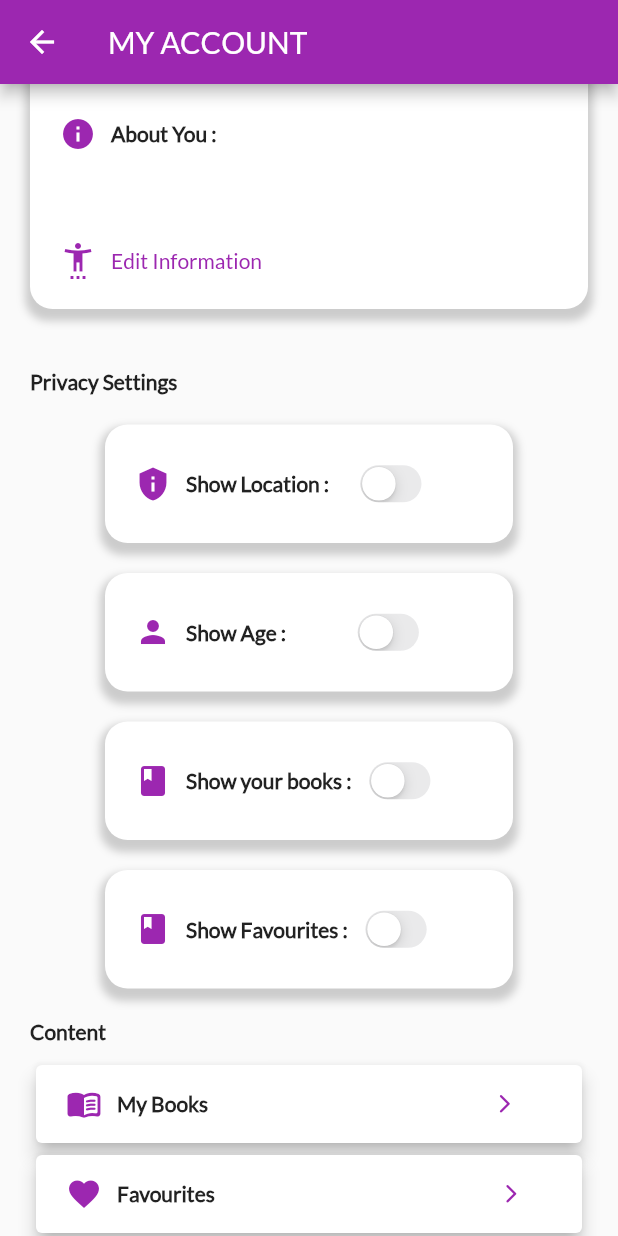
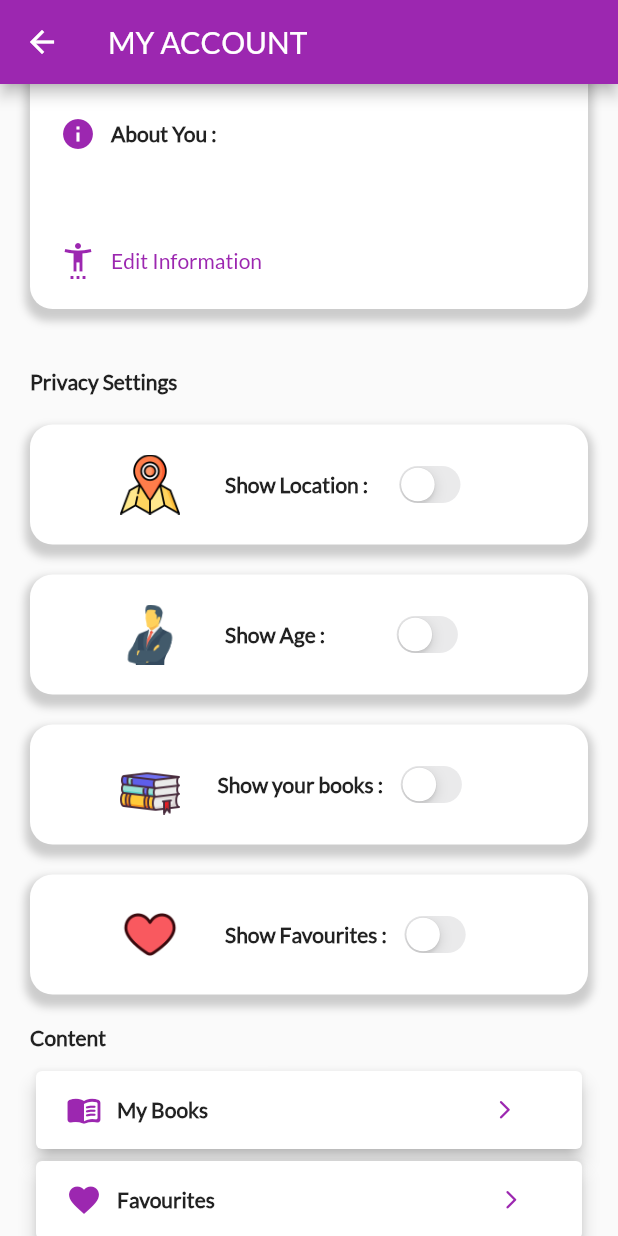
Before and after one commit to KeemoKimo/library_app, a Flutter app: the MyAccountPage screen opened directly, scrolled down 576 dp, on a phone screen of 412 x 824 dp. Run offline on Flutter 3.47's test engine with Material 2 defaults, Android fonts, the phone set to English and light mode, and no system bars; our stand-ins replace animated_text_kit, cloud_firestore, country_picker, file_picker, firebase_auth, firebase_core and 2 more; accounts and stored records are empty; network calls fail.

Commit message:
Revamped My Profile page
The profile page now gets a new privacy feel, with larger containers and better icons.

```diff
--- a/lib/myAccount.dart
+++ b/lib/myAccount.dart
@@ -687,6 +687,7 @@ class _MyAccountPageState extends State<MyAccountPage> {
                                         child: Container(
                                           padding: EdgeInsets.all(20),
                                           child: Column(
+                                            mainAxisSize: MainAxisSize.min,
                                             children: [
                                               Align(
                                                 alignment: Alignment.centerLeft,
@@ -874,11 +875,28 @@ class _MyAccountPageState extends State<MyAccountPage> {
                                                       ),
                                                     );
                                                   },
-                                                  child: Text(
-                                                    "CONFIRM CHANGE",
-                                                    style: TextStyle(
-                                                        color: Colors.white,
-                                                        fontSize: 15),
+                                                  child: Row(
+                                                    children: [
+                                                      Container(
+                                                        margin: EdgeInsets.only(
+                                                            left: 70,
+                                                            right: 20),
+                                                        child: Text(
+                                                          "CHANGE",
+                                                          style: TextStyle(
+                                                              fontWeight:
+                                                                  FontWeight
+                                                                      .bold,
+                                                              color:
+                                                                  Colors.white,
+                                                              fontSize: 15),
+                                                        ),
+                                                      ),
+                                                      Image(
+                                                        image: AssetImage(
+                                                            'assets/images/confirm.png'),
+                                                      ),
+                                                    ],
                                                   ),
                                                 ),
                                               ),
@@ -937,7 +955,7 @@ class _MyAccountPageState extends State<MyAccountPage> {
                         width: double.infinity,
                         padding: EdgeInsets.all(20),
                         margin: EdgeInsets.only(
-                            left: 70, right: 70, bottom: 20, top: 20),
+                            left: 20, right: 20, bottom: 20, top: 20),
                         decoration: BoxDecoration(
                           color: Colors.white,
                           borderRadius: BorderRadius.circular(15),
@@ -956,12 +974,20 @@ class _MyAccountPageState extends State<MyAccountPage> {
                           children: [
                             Row(
                               children: [
-                                Icon(
-                                  Icons.privacy_tip,
-                                  color: Colors.purple,
+                                Container(
+                                  margin: EdgeInsets.only(left: 40),
+                                  width: 40,
+                                  height: 40,
+                                  decoration: BoxDecoration(
+                                    image: DecorationImage(
+                                      fit: BoxFit.cover,
+                                      image: AssetImage(
+                                          'assets/images/location.png'),
+                                    ),
+                                  ),
                                 ),
                                 Container(
-                                  margin: EdgeInsets.only(left: 10),
+                                  margin: EdgeInsets.only(left: 30),
                                   child: Text(
                                     'Show Location : ',
                                     style:
@@ -1005,7 +1031,7 @@ class _MyAccountPageState extends State<MyAccountPage> {
                         width: double.infinity,
                         padding: EdgeInsets.all(20),
                         margin:
-                            EdgeInsets.only(left: 70, right: 70, bottom: 20),
+                            EdgeInsets.only(left: 20, right: 20, bottom: 20),
                         decoration: BoxDecoration(
                           color: Colors.white,
                           borderRadius: BorderRadius.circular(15),
@@ -1024,12 +1050,20 @@ class _MyAccountPageState extends State<MyAccountPage> {
                           children: [
                             Row(
                               children: [
-                                Icon(
-                                  Icons.person,
-                                  color: Colors.purple,
+                                Container(
+                                  margin: EdgeInsets.only(left: 40),
+                                  width: 40,
+                                  height: 40,
+                                  decoration: BoxDecoration(
+                                    image: DecorationImage(
+                                      fit: BoxFit.cover,
+                                      image:
+                                          AssetImage('assets/images/age.png'),
+                                    ),
+                                  ),
                                 ),
                                 Container(
-                                  margin: EdgeInsets.only(left: 10),
+                                  margin: EdgeInsets.only(left: 30),
                                   child: Text(
                                     'Show Age : ',
                                     style:
@@ -1074,7 +1108,7 @@ class _MyAccountPageState extends State<MyAccountPage> {
                         width: double.infinity,
                         padding: EdgeInsets.all(20),
                         margin:
-                            EdgeInsets.only(left: 70, right: 70, bottom: 20),
+                            EdgeInsets.only(left: 20, right: 20, bottom: 20),
                         decoration: BoxDecoration(
                           color: Colors.white,
                           borderRadius: BorderRadius.circular(15),
@@ -1093,12 +1127,20 @@ class _MyAccountPageState extends State<MyAccountPage> {
                           children: [
                             Row(
                               children: [
-                                Icon(
-                                  Icons.book,
-                                  color: Colors.purple,
+                                Container(
+                                  margin: EdgeInsets.only(left: 40),
+                                  width: 40,
+                                  height: 40,
+                                  decoration: BoxDecoration(
+                                    image: DecorationImage(
+                                      fit: BoxFit.cover,
+                                      image: AssetImage(
+                                          'assets/images/booksIcon.png'),
+                                    ),
+                                  ),
                                 ),
                                 Container(
-                                  margin: EdgeInsets.only(left: 10),
+                                  margin: EdgeInsets.only(left: 25),
                                   child: Text(
                                     'Show your books : ',
                                     style:
@@ -1143,7 +1185,7 @@ class _MyAccountPageState extends State<MyAccountPage> {
                         width: double.infinity,
                         padding: EdgeInsets.all(20),
                         margin:
-                            EdgeInsets.only(left: 70, right: 70, bottom: 20),
+                            EdgeInsets.only(left: 20, right: 20, bottom: 20),
                         decoration: BoxDecoration(
                           color: Colors.white,
                           borderRadius: BorderRadius.circular(15),
@@ -1162,12 +1204,20 @@ class _MyAccountPageState extends State<MyAccountPage> {
                           children: [
                             Row(
                               children: [
-                                Icon(
-                                  Icons.book,
-                                  color: Colors.purple,
+                                Container(
+                                  margin: EdgeInsets.only(left: 40),
+                                  width: 40,
+                                  height: 40,
+                                  decoration: BoxDecoration(
+                                    image: DecorationImage(
+                                      fit: BoxFit.cover,
+                                      image:
+                                          AssetImage('assets/images/heart.png'),
+                                    ),
+                                  ),
                                 ),
                                 Container(
-                                  margin: EdgeInsets.only(left: 10),
+                                  margin: EdgeInsets.only(left: 30),
                                   child: Text(
                                     'Show Favourites : ',
                                     style:
--- a/pubspec.yaml
+++ b/pubspec.yaml
@@ -61,6 +61,11 @@ flutter:
     - assets/images/canada.png
     - assets/images/sending.png
     - assets/images/wink.png
+    - assets/images/confirm.png
+    - assets/images/location.png
+    - assets/images/age.png
+    - assets/images/booksIcon.png
+    - assets/images/heart.png
   fonts:
     - family: Lato
       fonts:
```
Also changed, not shown: assets/images/age.png (added), assets/images/booksIcon.png (added), assets/images/confirm.png (added), assets/images/heart.png (added), assets/images/location.png (added).
